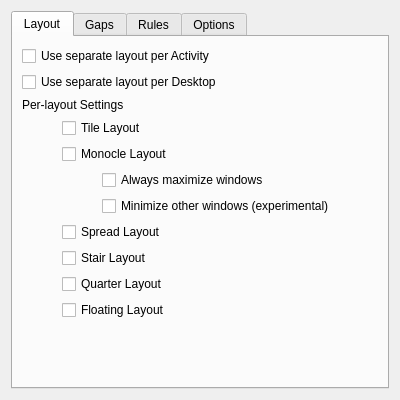
The window that res/config.ui (Bismuth-Forge/bismuth) describes before a commit, drawn with Qt 5.
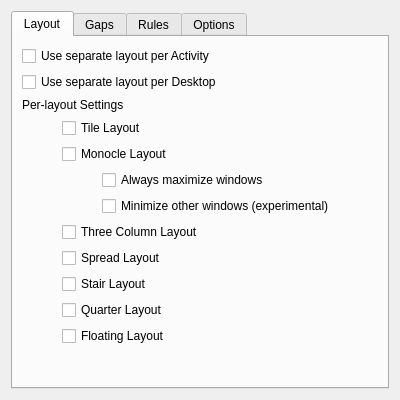
The same window after the commit.

Commit message: add option "enable Three Column layout"

What changed in the file:
```diff
--- a/res/config.ui
+++ b/res/config.ui
@@ -103,6 +103,16 @@
            </item>
           </layout>
          </item>
+         <item>
+          <widget class="QCheckBox" name="kcfg_enableThreeColumnLayout">
+           <property name="toolTip">
+            <string>Enable Three Column layout</string>
+           </property>
+           <property name="text">
+            <string>Three Column Layout</string>
+           </property>
+          </widget>
+         </item>
          <item>
           <widget class="QCheckBox" name="kcfg_enableSpreadLayout">
            <property name="toolTip">
```
The commit also changes 4 other files.
